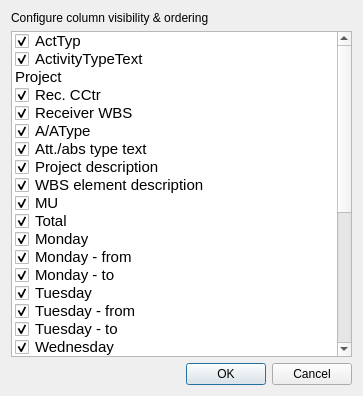
Dylan-Dotti/GHD-Auto-Time-Entry, file app/gui/configure_columns_window.ui: the form before one commit.
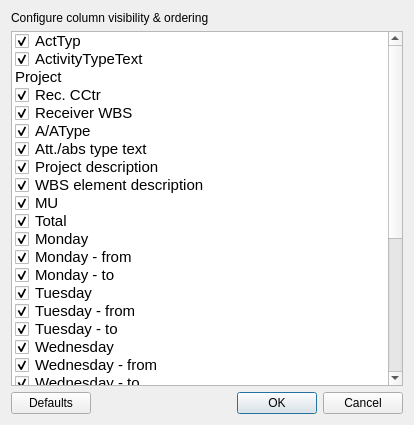
The form after the commit.

Commit message: Added default column layout button

Diff of the .ui file:
```diff
--- a/app/gui/configure_columns_window.ui
+++ b/app/gui/configure_columns_window.ui
@@ -9,8 +9,8 @@
    <rect>
     <x>0</x>
     <y>0</y>
-    <width>363</width>
-    <height>396</height>
+    <width>414</width>
+    <height>425</height>
    </rect>
   </property>
   <property name="windowTitle">
@@ -322,6 +322,20 @@
     </widget>
    </item>
    <item>
+    <layout class="QHBoxLayout" name="horizontalLayout">
+     <item>
+      <widget class="QPushButton" name="default_button">
+       <property name="font">
+        <font>
+         <pointsize>9</pointsize>
+        </font>
+       </property>
+       <property name="text">
+        <string>Defaults</string>
+       </property>
+      </widget>
+     </item>
+     <item>
     <widget class="QDialogButtonBox" name="buttonBox">
      <property name="font">
       <font>
@@ -338,6 +352,8 @@
       <bool>false</bool>
      </property>
     </widget>
+     </item>
+    </layout>
    </item>
   </layout>
  </widget>
```
Lines whose indentation alone changed are shown as unchanged. The commit also changes 3 other files.
